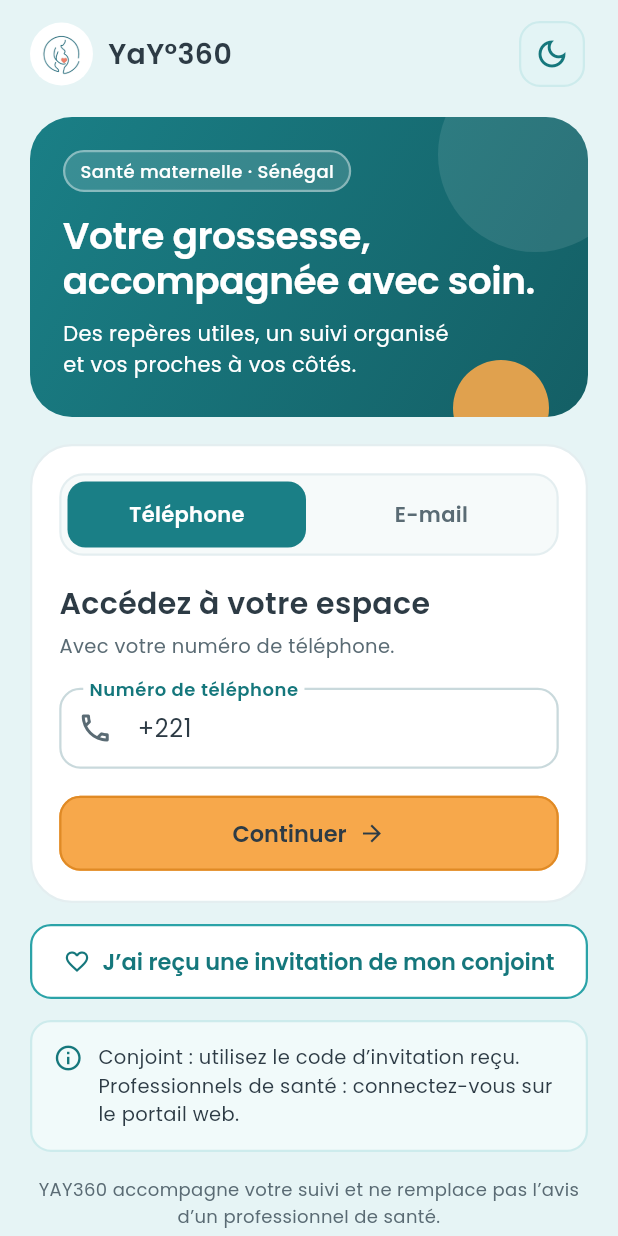
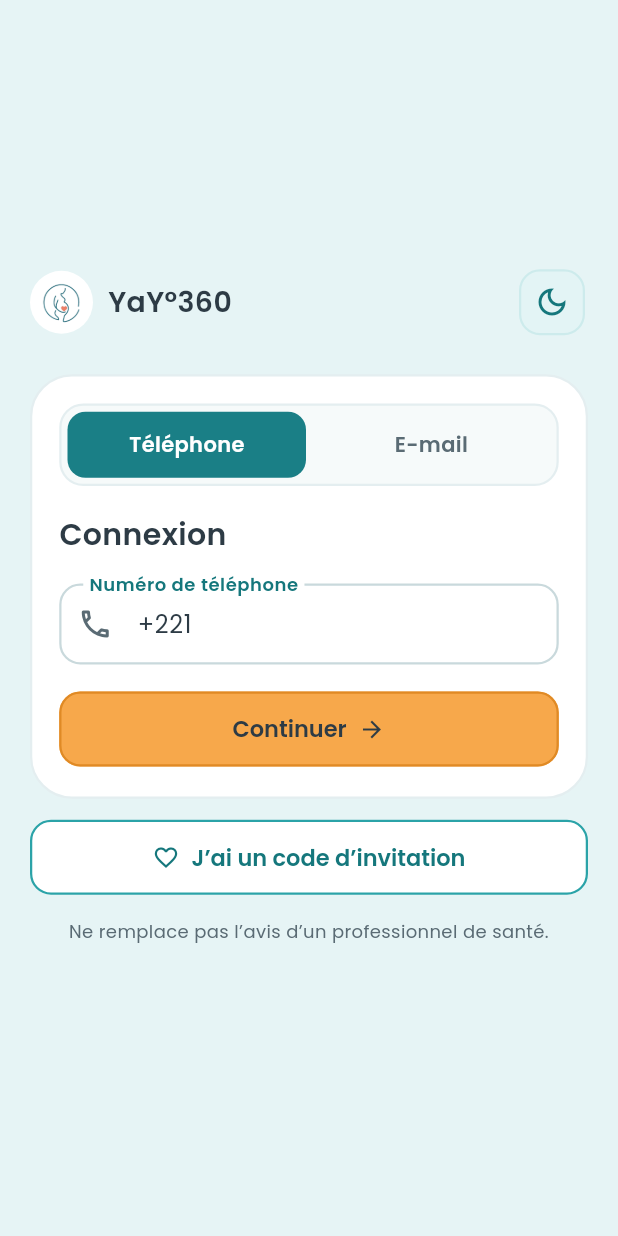
Before and after one commit to IbrahimaGN/yay360-mobile, a Flutter app: the screen it shows after launch, on a phone screen of 412 x 824 dp. Run offline on Flutter 3.47's test engine with Material 3 defaults, Android fonts, the phone set to English and light mode, and no system bars; our stand-ins replace flutter_secure_storage, share_plus; accounts and stored records are empty.

Commit message:
Connexion : écran allégé
- Bandeau d'accueil et encadré d'information retirés.
- Titres et sous-titres raccourcis à chaque étape (téléphone, PIN,
  inscription, code, choix du PIN).
- Bouton du conjoint : « J'ai un code d'invitation », repris dans le
  message d'invitation de l'espace famille.
- Analyse sans remarque ; 60 tests réussis.

Co-Authored-By: Claude Opus 5.5 <noreply@anthropic.com>

```diff
--- a/lib/screens/auth_screen.dart
+++ b/lib/screens/auth_screen.dart
@@ -171,23 +171,13 @@ class _AuthScreenState extends State<AuthScreen> {
   // ==================== Textes de chaque étape ====================
 
   (String, String) get _titres {
-    if (_modeEmail) return ('Accédez à votre espace', 'Avec l’adresse e-mail et le mot de passe de votre compte.');
+    if (_modeEmail) return ('Connexion', '');
     return switch (_etape) {
-      _Etape.telephone => ('Accédez à votre espace', 'Avec votre numéro de téléphone.'),
-      _Etape.pin => ('Bon retour !', 'Saisissez votre code PIN à 4 chiffres.'),
-      _Etape.inscription => (
-          'Créez votre espace',
-          'Ce numéro est nouveau. Votre code de vérification sera envoyé à votre adresse e-mail.',
-        ),
-      _Etape.code => (
-          'Vérifiez votre identité',
-          'Saisissez le code à 6 chiffres envoyé à ${_maskedEmail ?? 'votre adresse e-mail'}. '
-              'Pensez à regarder dans les courriers indésirables.',
-        ),
-      _Etape.nouveauPin => (
-          'Choisissez votre code PIN',
-          '4 chiffres, à garder secret. Évitez 0000, 1234 ou votre année de naissance.',
-        ),
+      _Etape.telephone => ('Connexion', ''),
+      _Etape.pin => ('Bon retour !', ''),
+      _Etape.inscription => ('Créez votre espace', 'Un code vous sera envoyé par e-mail.'),
+      _Etape.code => ('Vérification', 'Code envoyé à ${_maskedEmail ?? 'votre adresse e-mail'}.'),
+      _Etape.nouveauPin => ('Choisissez votre code PIN', '4 chiffres, à garder secret.'),
     };
   }
 
@@ -229,9 +219,7 @@ class _AuthScreenState extends State<AuthScreen> {
                       ),
                     ],
                   ),
-                  const SizedBox(height: 18),
-                  const _Hero(),
-                  const SizedBox(height: 18),
+                  const SizedBox(height: 24),
 
                   // ── Carte du formulaire ───────────────────────────────
                   Container(
@@ -251,8 +239,10 @@ class _AuthScreenState extends State<AuthScreen> {
                             const SizedBox(height: 18),
                           ],
                           Text(titre, style: TextStyle(fontSize: 20, fontWeight: FontWeight.w600, color: p.textMain)),
-                          const SizedBox(height: 4),
-                          Text(sousTitre, style: TextStyle(fontSize: 13, color: p.textMuted, height: 1.45)),
+                          if (sousTitre.isNotEmpty) ...[
+                            const SizedBox(height: 4),
+                            Text(sousTitre, style: TextStyle(fontSize: 13, color: p.textMuted, height: 1.45)),
+                          ],
                           const SizedBox(height: 18),
                           ..._champs(),
                           if (widget.auth.error != null) ...[
@@ -295,18 +285,12 @@ class _AuthScreenState extends State<AuthScreen> {
                     OutlinedButton.icon(
                       onPressed: _openPartnerInvitation,
                       icon: const Icon(Icons.favorite_border),
-                      label: const Text('J’ai reçu une invitation de mon conjoint'),
+                      label: const Text('J’ai un code d’invitation'),
                     ),
                   ],
-                  const SizedBox(height: 14),
-                  const YayNotice(
-                    kind: NoticeKind.info,
-                    message: 'Conjoint : utilisez le code d’invitation reçu. '
-                        'Professionnels de santé : connectez-vous sur le portail web.',
-                  ),
                   const SizedBox(height: 16),
                   Text(
-                    'YAY360 accompagne votre suivi et ne remplace pas l’avis d’un professionnel de santé.',
+                    'Ne remplace pas l’avis d’un professionnel de santé.',
                     textAlign: TextAlign.center,
                     style: TextStyle(color: p.textMuted, fontSize: 12, height: 1.5),
                   ),
@@ -474,7 +458,7 @@ class _AuthScreenState extends State<AuthScreen> {
       dense: true,
       controlAffinity: ListTileControlAffinity.leading,
       title: const Text('Rester connectée sur ce téléphone'),
-      subtitle: const Text('30 jours, prolongés à chaque ouverture. À éviter sur un téléphone partagé.'),
+      subtitle: const Text('À éviter sur un téléphone partagé.'),
     ),
   );
 
@@ -556,88 +540,6 @@ String? validatePhone(String? value) {
     return 'Format attendu : +221 77 000 00 00.';
   }
   return null;
-}
-
-// ==================== Bandeau d'accueil ====================
-
-class _Hero extends StatelessWidget {
-  const _Hero();
-
-  @override
-  Widget build(BuildContext context) {
-    final p = context.yay;
-    // Dégradé foncé : le texte blanc garde au moins 4,5:1 partout
-    final fin = Color.lerp(p.banner1, Colors.black, 0.25)!;
-    return ClipRRect(
-      borderRadius: BorderRadius.circular(28),
-      child: Container(
-        decoration: BoxDecoration(
-          gradient: LinearGradient(
-            colors: [p.banner1, fin],
-            begin: Alignment.topLeft,
-            end: Alignment.bottomRight,
-          ),
-        ),
-        child: Stack(
-          children: [
-            // Décor
-            Positioned(right: -30, top: -40, child: _Rond(130, Colors.white.withValues(alpha: 0.10))),
-            Positioned(right: 26, bottom: -26, child: _Rond(64, p.orange.withValues(alpha: 0.9))),
-            Padding(
-              padding: const EdgeInsets.fromLTRB(22, 22, 22, 24),
-              child: Column(
-                crossAxisAlignment: CrossAxisAlignment.start,
-                children: [
-                  Container(
-                    padding: const EdgeInsets.symmetric(horizontal: 10, vertical: 4),
-                    decoration: BoxDecoration(
-                      color: Colors.white.withValues(alpha: 0.14),
-                      borderRadius: BorderRadius.circular(999),
-                      border: Border.all(color: Colors.white.withValues(alpha: 0.4), width: 1.5),
-                    ),
-                    child: const Text(
-                      'Santé maternelle · Sénégal',
-                      style: TextStyle(color: Colors.white, fontSize: 12, fontWeight: FontWeight.w500),
-                    ),
-                  ),
-                  const SizedBox(height: 14),
-                  const Text(
-                    'Votre grossesse,\naccompagnée avec soin.',
-                    style: TextStyle(
-                      color: Colors.white,
-                      fontSize: 25,
-                      fontWeight: FontWeight.w600,
-                      height: 1.2,
-                      letterSpacing: -0.3,
-                    ),
-                  ),
-                  const SizedBox(height: 10),
-                  const Padding(
-                    padding: EdgeInsets.only(right: 70),
-                    child: Text(
-                      'Des repères utiles, un suivi organisé et vos proches à vos côtés.',
-                      style: TextStyle(color: Colors.white, fontSize: 14, height: 1.5),
-                    ),
-                  ),
-                ],
-              ),
-            ),
-          ],
-        ),
-      ),
-    );
-  }
-}
-
-class _Rond extends StatelessWidget {
-  const _Rond(this.taille, this.couleur);
-  final double taille;
-  final Color couleur;
-
-  @override
-  Widget build(BuildContext context) => ExcludeSemantics(
-    child: Container(width: taille, height: taille, decoration: BoxDecoration(color: couleur, shape: BoxShape.circle)),
-  );
 }
 
 // ==================== Onglets Téléphone / E-mail ====================
--- a/lib/screens/family_screen.dart
+++ b/lib/screens/family_screen.dart
@@ -75,7 +75,7 @@ class _FamilyScreenState extends State<FamilyScreen> {
 
   String _messagePret(_Invitation i) =>
       'Je t’invite à suivre ma grossesse sur YAY360. Dans l’application, touche '
-      '« J’ai reçu une invitation de mon conjoint », puis saisis le code ${i.code} '
+      '« J’ai un code d’invitation », puis saisis le code ${i.code} '
       'avec l’adresse ${i.email}. Le code est valable 72 heures.';
 
   @override
```
Also changed, not shown: 1 other file.
